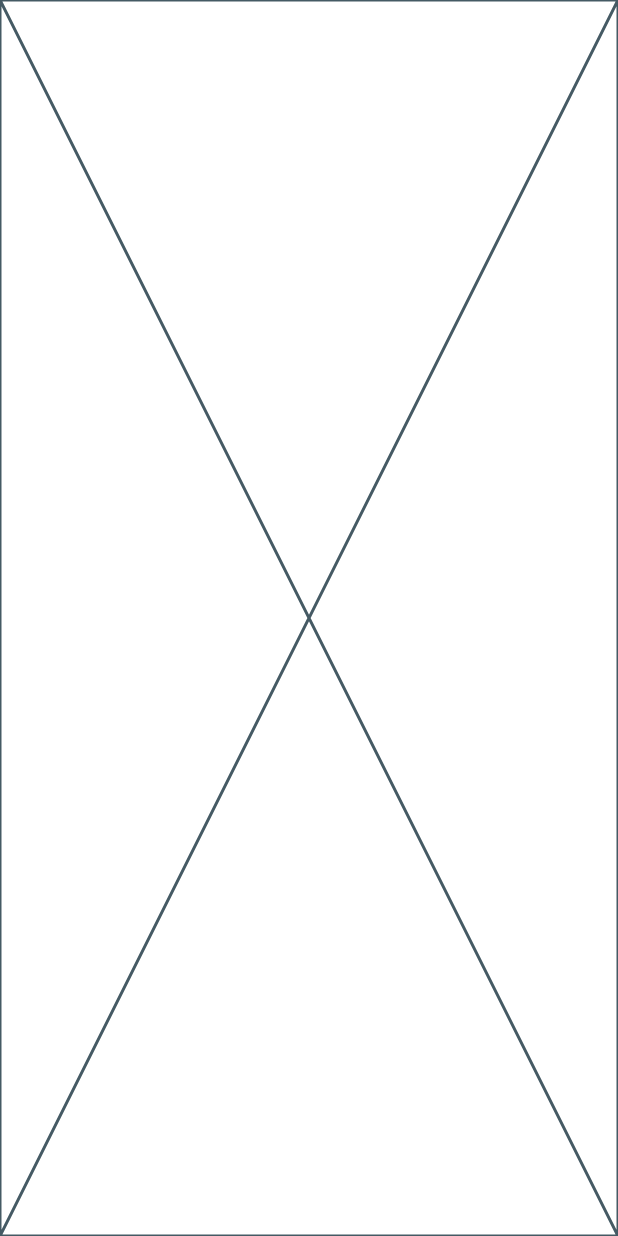
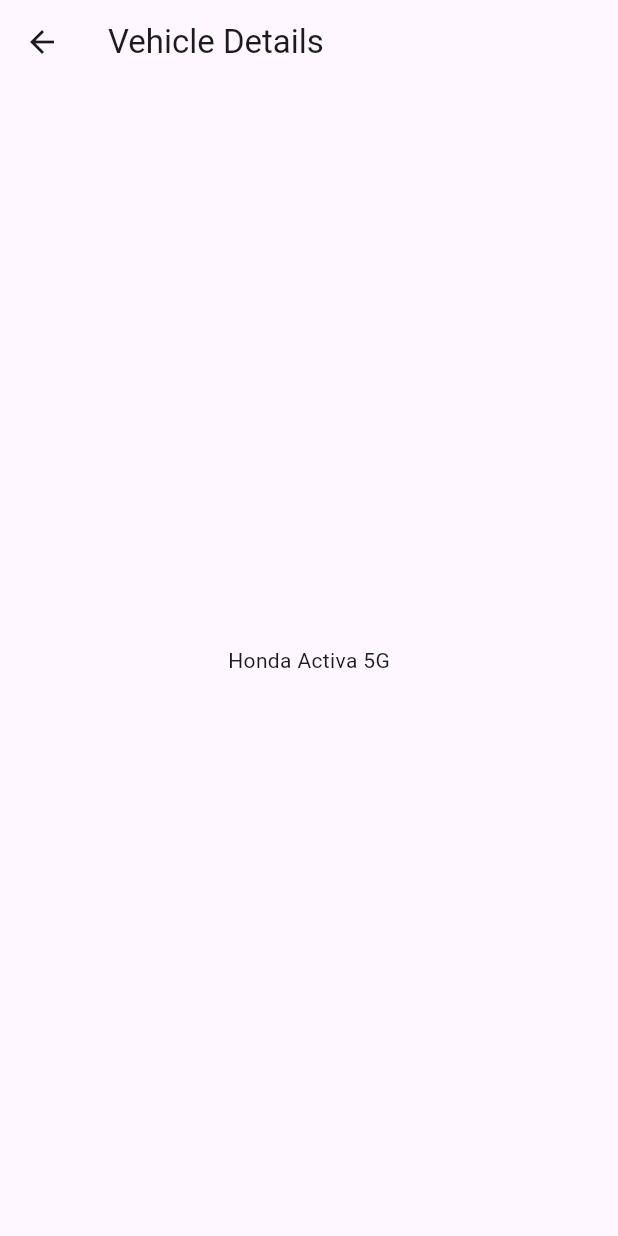
Before and after one commit to navaneethpp/odomex, a Flutter app: the screen it shows after launch, after a tap on the "remove red eye" icon, on a phone screen of 412 x 824 dp. Run offline on Flutter 3.47's test engine with Material 3 defaults, Android fonts, the phone set to English and light mode, and no system bars.

Commit message:
feat: implement vehicle data passing via route arguments to the details screen

```diff
--- a/lib/main.dart
+++ b/lib/main.dart
@@ -1,4 +1,5 @@
 import 'package:flutter/material.dart';
+import 'package:odomex/models/vehicle.dart';
 import 'package:odomex/routes/app_routes.dart';
 import 'package:odomex/screens/HomeScreen/home_screen.dart';
 import 'package:odomex/screens/VehicleDetailsScreen/vehicle_details.dart';
@@ -20,7 +21,10 @@
         AppRoutes.home: (context) => const HomeScreen(),
 
         AppRoutes.vehicleDetails: (context) {
-          return const VehicleDetailsScreen();
+          final vehicle =
+              ModalRoute.of(context)!.settings.arguments
+                  as Vehicle;
+          return VehicleDetailsScreen(vehicle: vehicle);
         },
       },
     );
--- a/lib/screens/HomeScreen/home_screen.dart
+++ b/lib/screens/HomeScreen/home_screen.dart
@@ -1,12 +1,17 @@
 import 'package:flutter/material.dart';
 import 'package:odomex/data/vehicles.dart';
+import 'package:odomex/models/vehicle.dart';
 import 'package:odomex/routes/app_routes.dart';
 
 class HomeScreen extends StatelessWidget {
   const HomeScreen({super.key});
 
-  void _viewVehicle(dynamic context) {
-    Navigator.pushNamed(context, AppRoutes.vehicleDetails);
+  void _viewVehicle(BuildContext context, Vehicle vehicle) {
+    Navigator.pushNamed(
+      context,
+      AppRoutes.vehicleDetails,
+      arguments: vehicle,
+    );
   }
 
   @override
@@ -15,6 +20,7 @@
       body: ListView.builder(
         itemCount: Vehicles.vehicles.length,
         itemBuilder: (context, index) {
+          final vehicle = Vehicles.vehicles[index];
           return Padding(
             padding: const EdgeInsets.symmetric(
               horizontal: 18,
@@ -23,7 +29,7 @@
             child: Card(
               elevation: 4,
               child: InkWell(
-                onTap: () => _viewVehicle(context),
+                onTap: () => _viewVehicle(context, vehicle),
                 borderRadius: BorderRadius.circular(12),
                 child: Row(
                   mainAxisAlignment:
@@ -39,16 +45,13 @@
                             CrossAxisAlignment.start,
                         children: [
                           Text(
-                            Vehicles.vehicles[index].model,
+                            vehicle.model,
                             style: Theme.of(
                               context,
                             ).textTheme.titleLarge,
                           ),
                           Text(
-                            Vehicles
-                                .vehicles[index]
-                                .odometerReading
-                                .toString(),
+                            vehicle.odometerReading.toString(),
                             style: Theme.of(
                               context,
                             ).textTheme.labelMedium,
@@ -62,8 +65,7 @@
                       icon: Icon(Icons.add),
                     ),
                     IconButton(
-                      onPressed: () =>
-                          _viewVehicle(context),
+                      onPressed: () => _viewVehicle(context, vehicle),
                       icon: Icon(Icons.remove_red_eye),
                     ),
                   ],
--- a/lib/screens/VehicleDetailsScreen/vehicle_details.dart
+++ b/lib/screens/VehicleDetailsScreen/vehicle_details.dart
@@ -1,10 +1,19 @@
 import 'package:flutter/material.dart';
+import 'package:odomex/models/vehicle.dart';
 
 class VehicleDetailsScreen extends StatelessWidget {
-  const VehicleDetailsScreen({super.key});
+  const VehicleDetailsScreen({
+    super.key,
+    required this.vehicle,
+  });
+
+  final Vehicle vehicle;
 
   @override
   Widget build(BuildContext context) {
-    return const Placeholder();
+    return Scaffold(
+      appBar: AppBar(title: Text("Vehicle Details")),
+      body: Center(child: Text(vehicle.model)),
+    );
   }
 }
```
